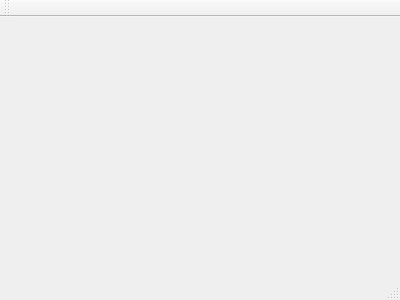
yudanaz/SPAI_Stereo, file mainwindow.ui: the form before one commit.
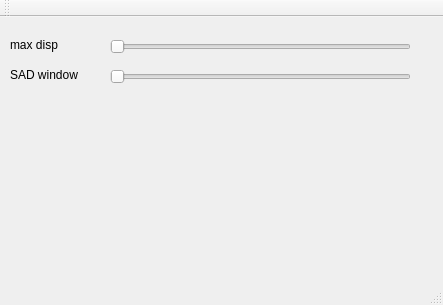
The form after the commit.

The edit to the form file:
```diff
--- a/mainwindow.ui
+++ b/mainwindow.ui
@@ -1,24 +1,107 @@
 <ui version="4.0">
  <class>MainWindow</class>
- <widget class="QMainWindow" name="MainWindow" >
-  <property name="geometry" >
+ <widget class="QMainWindow" name="MainWindow">
+  <property name="geometry">
    <rect>
     <x>0</x>
     <y>0</y>
-    <width>400</width>
-    <height>300</height>
+    <width>443</width>
+    <height>305</height>
    </rect>
   </property>
   <property name="windowTitle" >
    <string>MainWindow</string>
   </property>
-  <widget class="QMenuBar" name="menuBar" />
-  <widget class="QToolBar" name="mainToolBar" />
-  <widget class="QWidget" name="centralWidget" />
-  <widget class="QStatusBar" name="statusBar" />
+  <widget class="QWidget" name="centralWidget">
+   <widget class="QSlider" name="slider_maxDisp">
+    <property name="geometry">
+     <rect>
+      <x>110</x>
+      <y>20</y>
+      <width>301</width>
+      <height>20</height>
+     </rect>
+    </property>
+    <property name="minimum">
+     <number>16</number>
+    </property>
+    <property name="maximum">
+     <number>256</number>
+    </property>
+    <property name="value">
+     <number>16</number>
+    </property>
+    <property name="orientation">
+     <enum>Qt::Horizontal</enum>
+    </property>
+   </widget>
+   <widget class="QLabel" name="label">
+    <property name="geometry">
+     <rect>
+      <x>10</x>
+      <y>20</y>
+      <width>91</width>
+      <height>16</height>
+     </rect>
+    </property>
+    <property name="text">
+     <string>max disp</string>
+    </property>
+   </widget>
+   <widget class="QSlider" name="slider_SADwindow">
+    <property name="geometry">
+     <rect>
+      <x>110</x>
+      <y>50</y>
+      <width>301</width>
+      <height>20</height>
+     </rect>
+    </property>
+    <property name="minimum">
+     <number>5</number>
+    </property>
+    <property name="maximum">
+     <number>32</number>
+    </property>
+    <property name="orientation">
+     <enum>Qt::Horizontal</enum>
+    </property>
+   </widget>
+   <widget class="QLabel" name="label_2">
+    <property name="geometry">
+     <rect>
+      <x>10</x>
+      <y>50</y>
+      <width>91</width>
+      <height>16</height>
+     </rect>
+    </property>
+    <property name="text">
+     <string>SAD window</string>
+    </property>
+   </widget>
+  </widget>
+  <widget class="QMenuBar" name="menuBar">
+   <property name="geometry">
+    <rect>
+     <x>0</x>
+     <y>0</y>
+     <width>443</width>
+     <height>20</height>
+    </rect>
+   </property>
+  </widget>
+  <widget class="QToolBar" name="mainToolBar">
+   <attribute name="toolBarArea">
+    <enum>TopToolBarArea</enum>
+   </attribute>
+   <attribute name="toolBarBreak">
+    <bool>false</bool>
+   </attribute>
+  </widget>
+  <widget class="QStatusBar" name="statusBar"/>
  </widget>
- <layoutDefault spacing="6" margin="11" />
- <pixmapfunction></pixmapfunction>
+ <layoutdefault spacing="6" margin="11"/>
  <resources/>
  <connections/>
 </ui>
```
Left out of the diff: 3 changed lines with no effect on the pictures.
